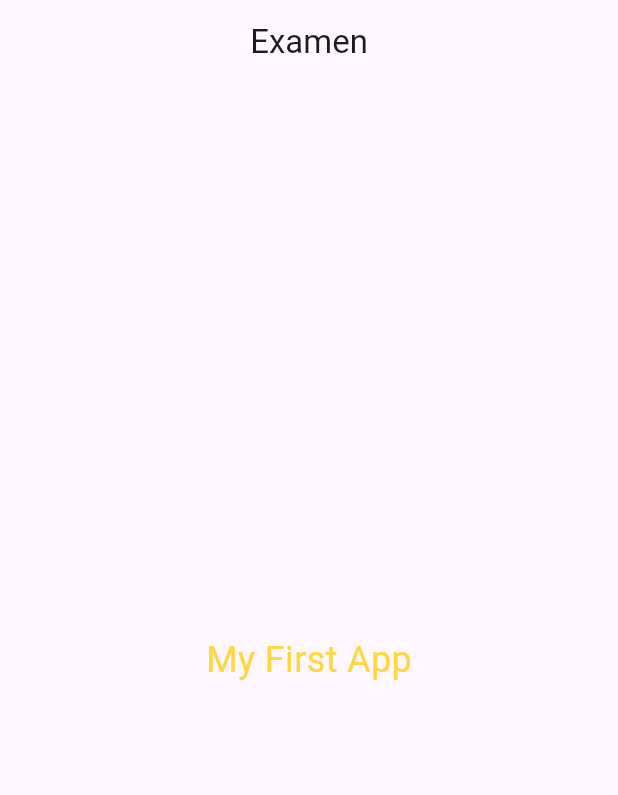
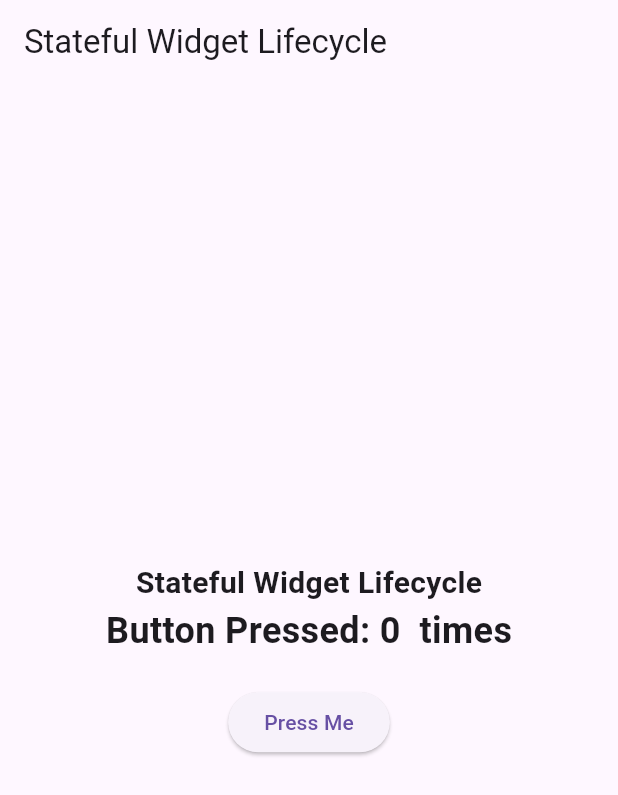
Before and after one commit to Sainathhiwale/flutter_bootcomp, a Flutter app: the screen it shows after launch, on a phone screen of 412 x 824 dp. Shown: the top 795 px of the screen. Run offline on Flutter 3.47's test engine with Material 3 defaults, Android fonts, the phone set to English and light mode, and no system bars.

Commit message:
count logic and widget lifecycle demo is added

```diff
--- a/lib/main.dart
+++ b/lib/main.dart
@@ -1,28 +1,93 @@
 
-import 'package:flutter/cupertino.dart';
 import 'package:flutter/material.dart';
 
-void main(){
-  runApp( MyApp());
+void main() {
+  runApp(const MyApp());
 }
 
-class MyApp extends StatelessWidget{
+class MyApp extends StatelessWidget {
+  const MyApp({super.key});
+
   @override
   Widget build(BuildContext context) {
-    // TODO: implement build
     return MaterialApp(
       debugShowCheckedModeBanner: false,
       home: Scaffold(
-        appBar: AppBar(title:Center(child: Text("Examen"),) ),
-        body:  Center(child: Text("My First App",style:
-        TextStyle(fontSize: 24,color: Colors.amberAccent
-        ),
-        ),
+        appBar: AppBar(title: const Text("Stateful Widget Lifecycle")),
+        body: const LifecycleDemo(),
+      ),
+    );
+  }
+}
 
-        ),
+class LifecycleDemo extends StatefulWidget {
+  const LifecycleDemo({super.key});
 
+  @override
+  _LifecycleDemoState createState() {
+    print("createState: Creating the state object");
+    return _LifecycleDemoState();
+  }
+}
+
+class _LifecycleDemoState extends State<LifecycleDemo> {
+  int _counter = 0; // Counter variable
+
+  @override
+  void initState() {
+    super.initState();
+    print("initState: State object initialized");
+  }
+
+  @override
+  void didChangeDependencies() {
+    super.didChangeDependencies();
+    print("didChangeDependencies: Dependencies changed");
+  }
+
+  @override
+  Widget build(BuildContext context) {
+    print("build: Building the widget");
+    return Center(
+      child: Column(
+        mainAxisAlignment: MainAxisAlignment.center,
+        children: [
+          const Text(
+            "Stateful Widget Lifecycle",
+            style: TextStyle(fontSize: 20, fontWeight: FontWeight.bold),
+          ),
+          Text("Button Pressed: $_counter  times",
+          style: const TextStyle(fontSize: 24, fontWeight: FontWeight.bold),),
+          const SizedBox(height: 20),
+          ElevatedButton(
+            onPressed: () {
+              print("Button Pressed: Calling setState");
+              setState(() {
+                _counter++;
+              });
+            },
+            child: const Text("Press Me"),
+          ),
+        ],
       ),
     );
   }
 
+  @override
+  void didUpdateWidget(covariant LifecycleDemo oldWidget) {
+    super.didUpdateWidget(oldWidget);
+    print("didUpdateWidget: Widget updated");
+  }
+
+  @override
+  void deactivate() {
+    super.deactivate();
+    print("deactivate: Widget removed temporarily");
+  }
+
+  @override
+  void dispose() {
+    super.dispose();
+    print("dispose: Cleaning up resources");
+  }
 }
```
